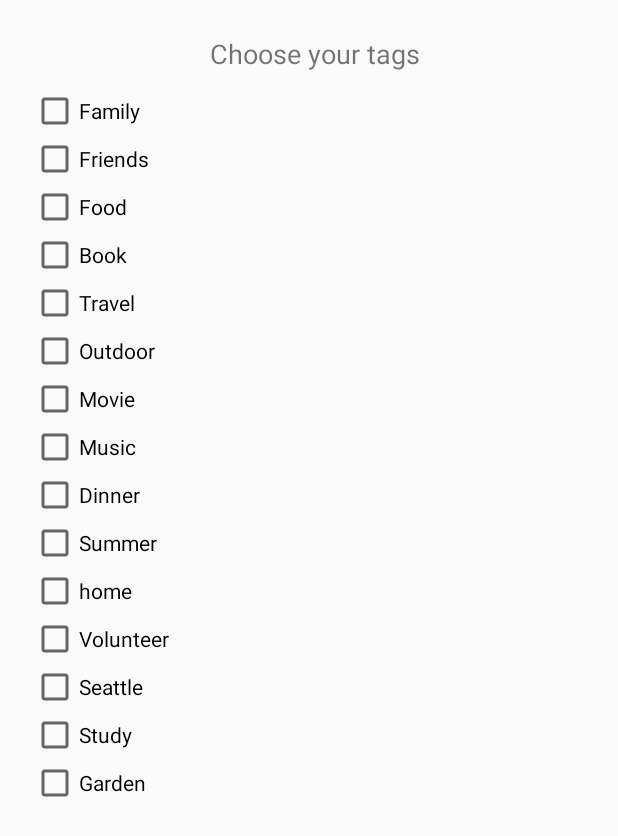
After one commit to wf1101/HappyMoments, an Android app: the CheckboxActivity screen opened directly, with no data from a screen before it, on a phone screen of 412 x 824 dp. The commit adds this screen. Shown: the top 836 px of the screen. Run offline under Robolectric (Android 15) with nearby library versions, the phone set to English and light mode, and no system bars.

Commit message:
Added checkbox list screen

```diff
--- a/app/src/main/AndroidManifest.xml
+++ b/app/src/main/AndroidManifest.xml
@@ -6,9 +6,8 @@
     <uses-permission android:name="android.permission.GET_ACCOUNTS" />
     <uses-permission android:name="android.permission.READ_PROFILE" />
     <uses-permission android:name="android.permission.READ_CONTACTS" />
-
-    <uses-permission android:name="android.permission.CAMERA"/>
-    <uses-permission android:name="android.permission.INTERNET"/>
+    <uses-permission android:name="android.permission.CAMERA" />
+    <uses-permission android:name="android.permission.INTERNET" />
 
     <application
         android:allowBackup="true"
@@ -33,6 +32,7 @@
                 <category android:name="android.intent.category.LAUNCHER" />
             </intent-filter>
         </activity>
+        <activity android:name=".CheckboxActivity"></activity>
     </application>
 
 </manifest>
--- /dev/null
+++ b/app/src/main/java/com/happymoments/wenjie/happymoments/CheckboxActivity.java
@@ -0,0 +1,19 @@
+package com.happymoments.wenjie.happymoments;
+
+import android.support.v7.app.AppCompatActivity;
+import android.os.Bundle;
+import android.widget.CheckBox;
+import android.widget.ListView;
+
+import java.util.ArrayList;
+import java.util.Arrays;
+import java.util.List;
+
+public class CheckboxActivity extends AppCompatActivity {
+
+    protected void onCreate(Bundle savedInstanceState) {
+        super.onCreate(savedInstanceState);
+        setContentView(R.layout.activity_checkbox);
+
+    }
+}
--- a/app/src/main/java/com/happymoments/wenjie/happymoments/MainActivity.java
+++ b/app/src/main/java/com/happymoments/wenjie/happymoments/MainActivity.java
@@ -58,6 +58,7 @@ public class MainActivity extends AppCompatActivity {
     public static final int RC_SIGN_IN = 1;
     private static final int RC_PHOTO_PICKER = 2;
 
+//    private ArrayList<String> mTagList;
 
     @Override
     protected void onCreate(Bundle savedInstanceState) {
@@ -67,6 +68,8 @@ public class MainActivity extends AppCompatActivity {
         // add action bar
         Toolbar toolbar = (Toolbar) findViewById(R.id.action_bar);
         setSupportActionBar(toolbar);
+
+        // initialize tage list
 
 
         // check if user is logged in
@@ -97,16 +100,8 @@ public class MainActivity extends AppCompatActivity {
         mDatabase = FirebaseDatabase.getInstance().getReference();
         mStorage = FirebaseStorage.getInstance().getReference();
 
+        // Initialize buttons
 
-        // click profile button and go to profile screen
-        final Button profileBtn = findViewById(R.id.profile_btn);
-        profileBtn.setOnClickListener(new View.OnClickListener() {
-            @Override
-            public void onClick(View v) {
-                Intent profileIntent = new Intent(MainActivity.this, ProfileActivity.class);
-                startActivity(profileIntent);
-            }
-        });
 
         // logic for seekBar to display progress level out of 10
         mSeekBar = findViewById(R.id.seek_bar_rate);
@@ -159,6 +154,7 @@ public class MainActivity extends AppCompatActivity {
 
                 ArrayList<String> tagsList = new ArrayList<>();
                 // TODO: 7/11/18 how to find all checked boxes
+
                 CheckBox boxFamily = findViewById(R.id.box_family);
                 if (boxFamily.isChecked()){
                     tagsList.add(boxFamily.getText().toString());
@@ -174,6 +170,8 @@ public class MainActivity extends AppCompatActivity {
                     tagsList.add(boxFood.getText().toString());
                 }
 
+
+
                 // create a new instance of Moment
                 mPhotoUrl = "https://firebasestorage.googleapis.com/v0/b/happymoments-51ef5.appspot.com/o/FYF-870.jpg?alt=media&token=fbc37fe8-fa73-45c2-9061-faece5ee9e7e";
                 Moment newMoment = new Moment(mDate, mRateValue, tagsList, textMoment, mPhotoUrl);
@@ -188,6 +186,19 @@ public class MainActivity extends AppCompatActivity {
 
 
     }
+
+    // click profile button and go to profile screen
+    public void goToProfile (View v) {
+        Intent profileIntent = new Intent(this, ProfileActivity.class);
+        startActivity(profileIntent);
+    }
+
+    // click more button to go to checkbox screen
+    public void goToMoreCheckbox(View v) {
+        Intent checkboxIntent = new Intent(this, CheckboxActivity.class);
+        startActivity(checkboxIntent);
+    }
+
 
     @Override
     protected void onPause() {
--- /dev/null
+++ b/app/src/main/res/layout/activity_checkbox.xml
@@ -0,0 +1,129 @@
+<?xml version="1.0" encoding="utf-8"?>
+<android.support.constraint.ConstraintLayout
+    xmlns:android="http://schemas.android.com/apk/res/android"
+    xmlns:app="http://schemas.android.com/apk/res-auto"
+    xmlns:tools="http://schemas.android.com/tools"
+    android:layout_width="match_parent"
+    android:layout_height="match_parent"
+    tools:context=".CheckboxActivity">
+
+
+    <LinearLayout
+        android:id="@+id/checkbox_list"
+        android:layout_width="match_parent"
+        android:layout_height="match_parent"
+        android:layout_marginBottom="8dp"
+        android:layout_marginEnd="8dp"
+        android:layout_marginStart="15dp"
+        android:layout_marginTop="8dp"
+        android:orientation="vertical"
+        android:padding="5dp"
+        app:layout_constraintBottom_toBottomOf="parent"
+        app:layout_constraintEnd_toEndOf="parent"
+        app:layout_constraintStart_toStartOf="parent"
+        app:layout_constraintTop_toTopOf="parent">
+
+
+        <TextView
+            android:layout_width="match_parent"
+            android:layout_height="wrap_content"
+            android:layout_marginBottom="10dp"
+            android:layout_marginTop="10dp"
+            android:gravity="center"
+            android:text="@string/choose_tag"
+            android:textSize="18sp" />
+
+        <CheckBox
+            android:id="@+id/family_box"
+            android:layout_width="match_parent"
+            android:layout_height="wrap_content"
+            android:text="@string/family" />
+
+        <CheckBox
+            android:id="@+id/friends_box"
+            android:layout_width="match_parent"
+            android:layout_height="wrap_content"
+            android:text="@string/friends" />
+
+        <CheckBox
+            android:id="@+id/food_box"
+            android:layout_width="match_parent"
+            android:layout_height="wrap_content"
+            android:text="@string/food" />
+
+        <CheckBox
+            android:id="@+id/books_box"
+            android:layout_width="match_parent"
+            android:layout_height="wrap_content"
+            android:text="@string/books" />
+
+        <CheckBox
+            android:id="@+id/travel_box"
+            android:layout_width="match_parent"
+            android:layout_height="wrap_content"
+            android:text="@string/travel" />
+
+        <CheckBox
+            android:id="@+id/outdoor_box"
+            android:layout_width="match_parent"
+            android:layout_height="wrap_content"
+            android:text="@string/outdoor" />
+
+        <CheckBox
+            android:id="@+id/movie_box"
+            android:layout_width="match_parent"
+            android:layout_height="wrap_content"
+            android:text="@string/movie" />
+
+        <CheckBox
+            android:id="@+id/music_box"
+            android:layout_width="match_parent"
+            android:layout_height="wrap_content"
+            android:text="@string/music" />
+
+        <CheckBox
+            android:id="@+id/dinner_box"
+            android:layout_width="match_parent"
+            android:layout_height="wrap_content"
+            android:text="@string/dinner" />
+
+        <CheckBox
+            android:id="@+id/summe_box"
+            android:layout_width="match_parent"
+            android:layout_height="wrap_content"
+            android:text="@string/summer" />
+
+        <CheckBox
+            android:id="@+id/home_box"
+            android:layout_width="match_parent"
+            android:layout_height="wrap_content"
+            android:text="@string/home" />
+
+        <CheckBox
+            android:id="@+id/volunteer_box"
+            android:layout_width="match_parent"
+            android:layout_height="wrap_content"
+            android:text="@string/volunteer" />
+
+        <CheckBox
+            android:id="@+id/seattle_box"
+            android:layout_width="match_parent"
+            android:layout_height="wrap_content"
+            android:text="@string/seattle" />
+
+        <CheckBox
+            android:id="@+id/study_box"
+            android:layout_width="match_parent"
+            android:layout_height="wrap_content"
+            android:text="@string/study" />
+
+        <CheckBox
+            android:id="@+id/garden_box"
+            android:layout_width="match_parent"
+            android:layout_height="wrap_content"
+            android:text="@string/garden" />
+
+
+    </LinearLayout>
+
+</android.support.constraint.ConstraintLayout>
--- a/app/src/main/res/layout/activity_main.xml
+++ b/app/src/main/res/layout/activity_main.xml
@@ -116,6 +116,7 @@
             android:id="@+id/more_btn"
             android:layout_width="wrap_content"
             android:layout_height="wrap_content"
+            android:onClick="goToMoreCheckbox"
             android:text="more"
             android:textAppearance="@style/TextAppearance.AppCompat" />
     </LinearLayout>
@@ -197,6 +198,7 @@
             android:layout_width="wrap_content"
             android:layout_height="wrap_content"
             android:layout_weight="1"
+            android:onClick="goToProfile"
             android:text="@string/profile"
             android:textSize="14sp" />
     </LinearLayout>
--- a/app/src/main/res/values/strings.xml
+++ b/app/src/main/res/values/strings.xml
@@ -26,4 +26,20 @@
     <!--Strings in setting activity-->
     <string name="setting_name">Name</string>
     <string name="setting_email">Email</string>
+
+
+    <!--Strings in checkbox screen-->
+    <string name="friends">Friends</string>
+    <string name="music">Music</string>
+    <string name="travel">Travel</string>
+    <string name="outdoor">Outdoor</string>
+    <string name="movie">Movie</string>
+    <string name="dinner">Dinner</string>
+    <string name="summer">Summer</string>
+    <string name="study">Study</string>
+    <string name="garden">Garden</string>
+    <string name="seattle">Seattle</string>
+    <string name="volunteer">Volunteer</string>
+    <string name="choose_tag">Choose your tags</string>
+
 </resources>
```
